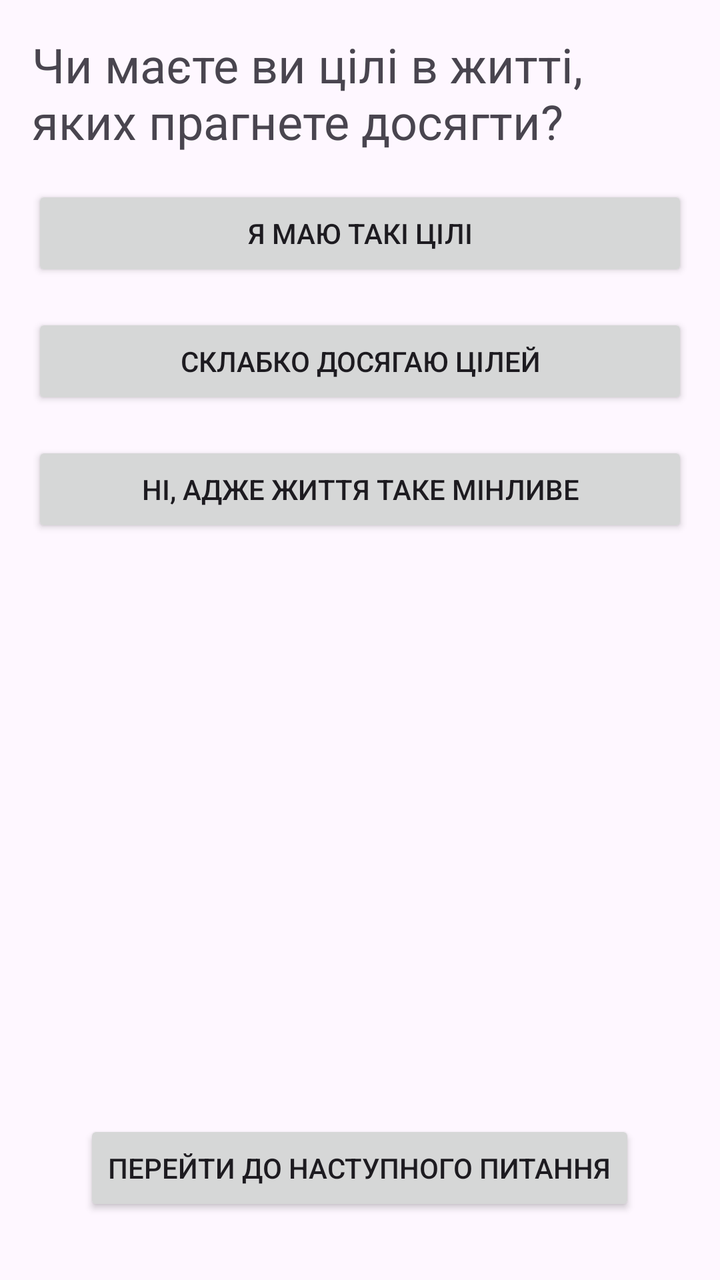
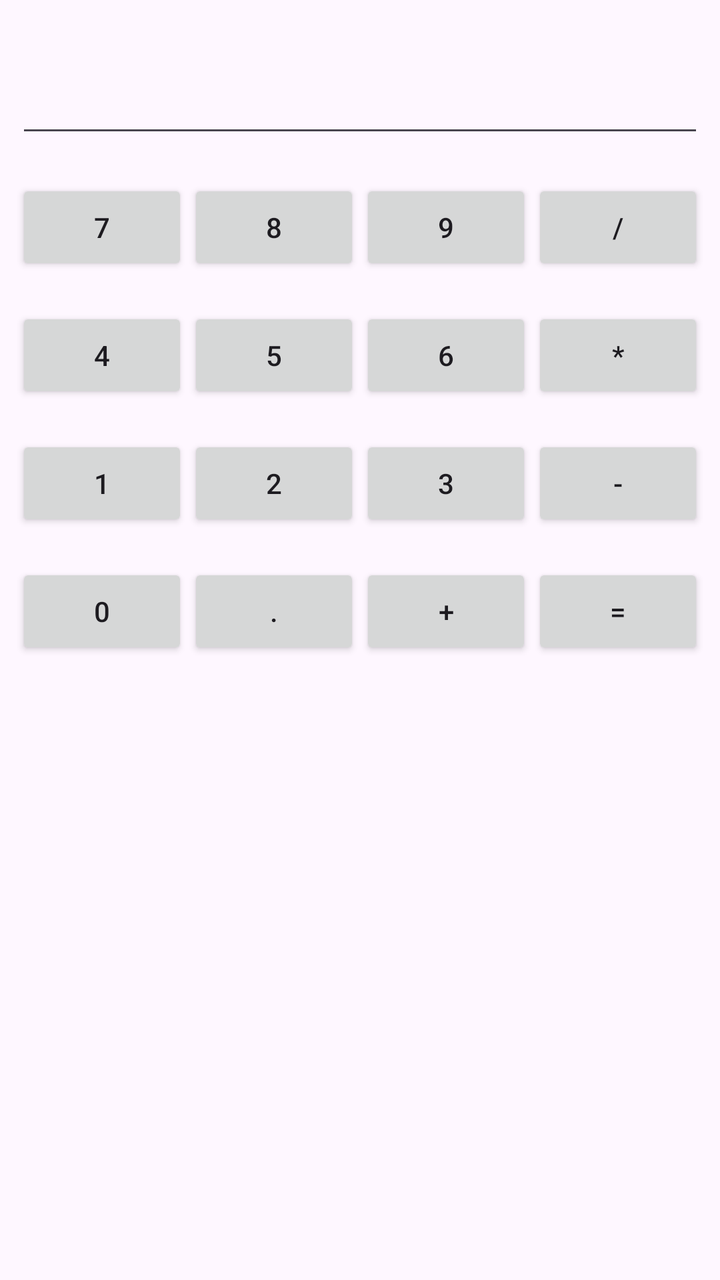

Before-and-after screenshots of an Android layout around one commit, followed by the original layout XML and the change that was made.
<!-- AndroidManifest.xml: application theme Theme.MyLabAndroid -->
<!-- res/layout/activity_main.xml -->
<?xml version="1.0" encoding="utf-8"?>
<RelativeLayout
    xmlns:android="http://schemas.android.com/apk/res/android"
    xmlns:tools="http://schemas.android.com/tools"
    android:layout_width="match_parent"
    android:layout_height="match_parent"
    tools:context=".MainActivity">
    <LinearLayout
        android:layout_width="match_parent"
        android:layout_height="wrap_content"
        android:orientation="vertical">
        <TextView
            android:layout_width="wrap_content"
            android:layout_height="match_parent"
            android:layout_marginRight="16dp"
            android:layout_marginLeft="16dp"
            android:layout_marginTop="16dp"
            android:text="Чи маєте ви цілі в житті, яких прагнете досягти?"
            android:textSize="24sp" />
        <Button
            android:id="@+id/btn_one"
            android:layout_width="match_parent"
            android:layout_height="match_parent"
            android:layout_marginTop="16dp"
            android:layout_marginRight="16dp"
            android:layout_marginLeft="16dp"
            android:text="Я маю такі цілі"
            android:onClick="addPointA"/>
        <Button
            android:id="@+id/btn_two"
            android:layout_width="match_parent"
            android:layout_height="match_parent"
            android:layout_marginTop="16dp"
            android:layout_marginRight="16dp"
            android:layout_marginLeft="16dp"
            android:text="Склабко досягаю цілей"
            android:onClick="addPointB"/>
        <Button
            android:id="@+id/btn_three"
            android:layout_width="match_parent"
            android:layout_height="match_parent"
            android:layout_marginTop="16dp"
            android:layout_marginRight="16dp"
            android:layout_marginLeft="16dp"
            android:text="Ні, адже життя таке мінливе"
            android:onClick="addPointC"/>
        <TextView
            android:id="@+id/txt"
            android:layout_width="match_parent"
            android:layout_height="match_parent"
            android:layout_marginTop="8dp"
            android:layout_marginRight="16dp"
            android:layout_marginLeft="16dp"
            android:textSize="20sp"
            android:text=""/>
    </LinearLayout>
    <Button
        android:id="@+id/btnActTwo"
        android:layout_width="wrap_content"
        android:layout_height="wrap_content"
        android:layout_alignParentBottom="true"
        android:layout_centerHorizontal="true"
        android:layout_marginBottom="32dp"
        android:text="перейти до наступного питання" />
</RelativeLayout>
<!-- resources referenced by this layout -->
<resources>
  <style name="Theme.MyLabAndroid" parent="Base.Theme.MyLabAndroid" />
  <style name="Base.Theme.MyLabAndroid" parent="Theme.Material3.DayNight.NoActionBar">
          
          
      </style>
</resources>

<!-- the commit's change to res/layout/activity_main.xml (unified diff, before → after) -->
@@ -1,65 +1,178 @@
 <?xml version="1.0" encoding="utf-8"?>
-<RelativeLayout
+<androidx.constraintlayout.widget.ConstraintLayout
     xmlns:android="http://schemas.android.com/apk/res/android"
-    xmlns:tools="http://schemas.android.com/tools"
+    xmlns:app="http://schemas.android.com/apk/res-auto"
     android:layout_width="match_parent"
     android:layout_height="match_parent"
-    tools:context=".MainActivity">
+    android:padding="8dp">
+
+    <TextView
+        android:id="@+id/resultField"
+        android:layout_width="0dp"
+        android:layout_height="wrap_content"
+        app:layout_constraintHorizontal_weight="1"
+        android:textSize="18sp"
+        app:layout_constraintTop_toTopOf="parent"
+        app:layout_constraintLeft_toLeftOf="parent"
+        app:layout_constraintRight_toLeftOf="@+id/operationField"/>
+
+    <TextView
+        android:id="@+id/operationField"
+        android:layout_width="0dp"
+        android:layout_height="wrap_content"
+        app:layout_constraintHorizontal_weight="1"
+        android:textSize="18sp"
+        android:gravity="center"
+        app:layout_constraintTop_toTopOf="parent"
+        app:layout_constraintRight_toRightOf="parent"
+        app:layout_constraintLeft_toRightOf="@+id/resultField" />
+
+    <EditText
+        android:id="@+id/numberField"
+        android:layout_width="0dp"
+        android:layout_height="wrap_content"
+        android:inputType="numberDecimal"
+        app:layout_constraintTop_toBottomOf="@+id/resultField"
+        app:layout_constraintLeft_toLeftOf="parent"
+        app:layout_constraintRight_toRightOf="parent"/>
+
     <LinearLayout
-        android:layout_width="match_parent"
+        android:id="@+id/firstButtonPanel"
+        android:layout_width="0dp"
         android:layout_height="wrap_content"
-        android:orientation="vertical">
-        <TextView
-            android:layout_width="wrap_content"
-            android:layout_height="match_parent"
-            android:layout_marginRight="16dp"
-            android:layout_marginLeft="16dp"
-            android:layout_marginTop="16dp"
-            android:text="Чи маєте ви цілі в житті, яких прагнете досягти?"
-            android:textSize="24sp" />
+        android:layout_marginTop="16dp"
+        app:layout_constraintTop_toBottomOf="@+id/numberField"
+        app:layout_constraintLeft_toLeftOf="parent"
+        app:layout_constraintRight_toRightOf="parent">
+
         <Button
-            android:id="@+id/btn_one"
-            android:layout_width="match_parent"
-            android:layout_height="match_parent"
-            android:layout_marginTop="16dp"
-            android:layout_marginRight="16dp"
-            android:layout_marginLeft="16dp"
-            android:text="Я маю такі цілі"
-            android:onClick="addPointA"/>
+            android:layout_weight="1"
+            android:layout_width="0dp"
+            android:layout_height="wrap_content"
+            android:text="7"
+            android:onClick="onNumberClick"/>
         <Button
-            android:id="@+id/btn_two"
-            android:layout_width="match_parent"
-            android:layout_height="match_parent"
-            android:layout_marginTop="16dp"
-            android:layout_marginRight="16dp"
-            android:layout_marginLeft="16dp"
-            android:text="Склабко досягаю цілей"
-            android:onClick="addPointB"/>
+            android:layout_weight="1"
+            android:layout_width="0dp"
+            android:layout_height="wrap_content"
+            android:text="8"
+            android:onClick="onNumberClick"/>
         <Button
-            android:id="@+id/btn_three"
-            android:layout_width="match_parent"
-            android:layout_height="match_parent"
-            android:layout_marginTop="16dp"
-            android:layout_marginRight="16dp"
-            android:layout_marginLeft="16dp"
-            android:text="Ні, адже життя таке мінливе"
-            android:onClick="addPointC"/>
-        <TextView
-            android:id="@+id/txt"
-            android:layout_width="match_parent"
-            android:layout_height="match_parent"
-            android:layout_marginTop="8dp"
-            android:layout_marginRight="16dp"
-            android:layout_marginLeft="16dp"
-            android:textSize="20sp"
-            android:text=""/>
+            android:layout_weight="1"
+            android:layout_width="0dp"
+            android:layout_height="wrap_content"
+            android:text="9"
+            android:onClick="onNumberClick"/>
+        <Button
+            android:layout_weight="1"
+            android:layout_width="0dp"
+            android:layout_height="wrap_content"
+            android:text="/"
+            android:onClick="onOperationClick"/>
     </LinearLayout>
-    <Button
-        android:id="@+id/btnActTwo"
-        android:layout_width="wrap_content"
+
+    <LinearLayout
+        android:id="@+id/secondButtonPanel"
+        android:layout_width="0dp"
         android:layout_height="wrap_content"
-        android:layout_alignParentBottom="true"
-        android:layout_centerHorizontal="true"
-        android:layout_marginBottom="32dp"
-        android:text="перейти до наступного питання" />
-</RelativeLayout>
+        android:layout_marginTop="16dp"
+        app:layout_constraintTop_toBottomOf="@+id/firstButtonPanel"
+        app:layout_constraintLeft_toLeftOf="parent"
+        app:layout_constraintRight_toRightOf="parent">
+
+        <Button
+            android:layout_weight="1"
+            android:layout_width="0dp"
+            android:layout_height="wrap_content"
+            android:text="4"
+            android:onClick="onNumberClick"/>
+        <Button
+            android:layout_weight="1"
+            android:layout_width="0dp"
+            android:layout_height="wrap_content"
+            android:text="5"
+            android:onClick="onNumberClick"/>
+        <Button
+            android:layout_weight="1"
+            android:layout_width="0dp"
+            android:layout_height="wrap_content"
+            android:text="6"
+            android:onClick="onNumberClick"/>
+        <Button
+            android:layout_weight="1"
+            android:layout_width="0dp"
+            android:layout_height="wrap_content"
+            android:text="*"
+            android:onClick="onOperationClick"/>
+    </LinearLayout>
+
+    <LinearLayout
+        android:id="@+id/thirdButtonPanel"
+        android:layout_width="0dp"
+        android:layout_height="wrap_content"
+        android:layout_marginTop="16dp"
+        app:layout_constraintTop_toBottomOf="@+id/secondButtonPanel"
+        app:layout_constraintLeft_toLeftOf="parent"
+        app:layout_constraintRight_toRightOf="parent">
+
+        <Button
+            android:layout_weight="1"
+            android:layout_width="0dp"
+            android:layout_height="wrap_content"
+            android:text="1"
+            android:onClick="onNumberClick"/>
+        <Button
+            android:layout_weight="1"
+            android:layout_width="0dp"
+            android:layout_height="wrap_content"
+            android:text="2"
+            android:onClick="onNumberClick"/>
+        <Button
+            android:layout_weight="1"
+            android:layout_width="0dp"
+            android:layout_height="wrap_content"
+            android:text="3"
+            android:onClick="onNumberClick"/>
+        <Button
+            android:layout_weight="1"
+            android:layout_width="0dp"
+            android:layout_height="wrap_content"
+            android:text="-"
+            android:onClick="onOperationClick"/>
+    </LinearLayout>
+
+    <LinearLayout
+        android:id="@+id/forthButtonPanel"
+        android:layout_width="0dp"
+        android:layout_height="wrap_content"
+        android:layout_marginTop="16dp"
+        app:layout_constraintTop_toBottomOf="@+id/thirdButtonPanel"
+        app:layout_constraintLeft_toLeftOf="parent"
+        app:layout_constraintRight_toRightOf="parent">
+
+        <Button
+            android:layout_weight="1"
+            android:layout_width="0dp"
+            android:layout_height="wrap_content"
+            android:text="0"
+            android:onClick="onNumberClick"/>
+        <Button
+            android:layout_weight="1"
+            android:layout_width="0dp"
+            android:layout_height="wrap_content"
+            android:text="."
+            android:onClick="onNumberClick"/>
+        <Button
+            android:layout_weight="1"
+            android:layout_width="0dp"
+            android:layout_height="wrap_content"
+            android:text="+"
+            android:onClick="onOperationClick"/>
+        <Button
+            android:layout_weight="1"
+            android:layout_width="0dp"
+            android:layout_height="wrap_content"
+            android:text="="
+            android:onClick="onOperationClick"/>
+    </LinearLayout>
+</androidx.constraintlayout.widget.ConstraintLayout>
